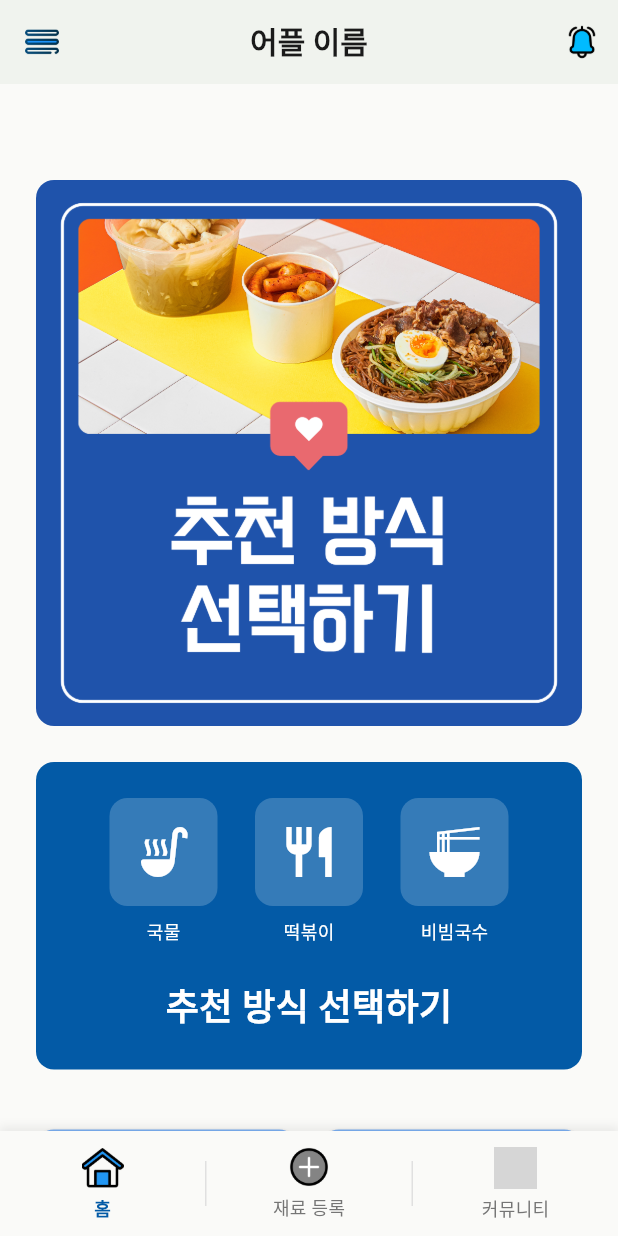
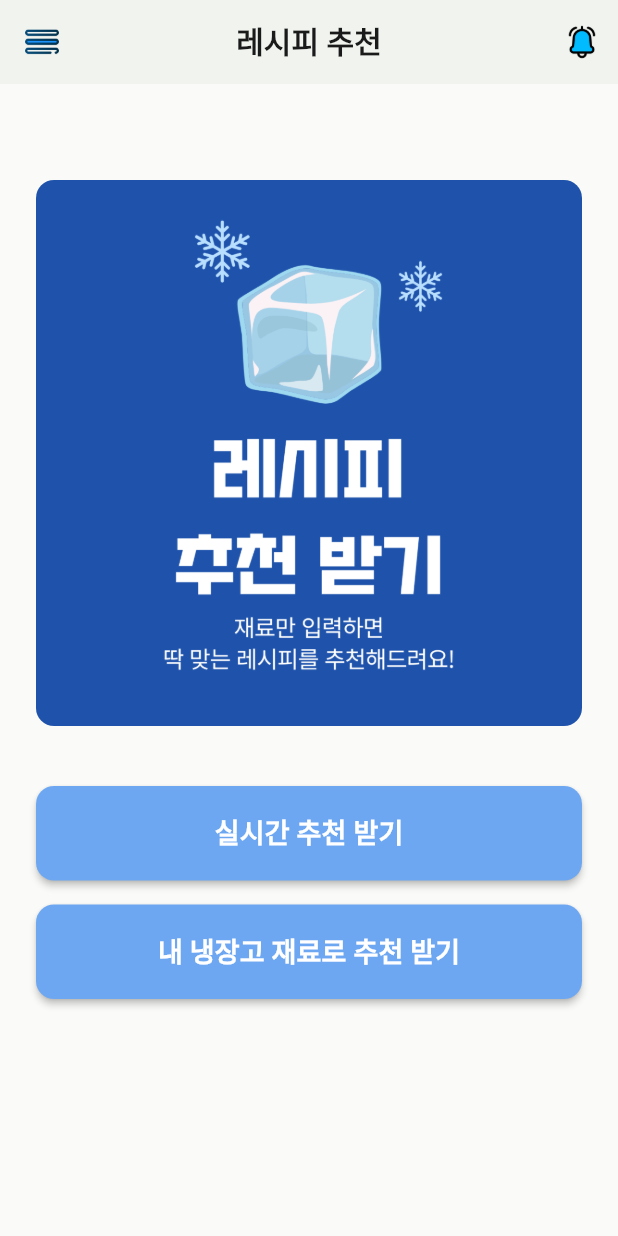
Before and after one commit to harford-stack/flutter_team_project, a Flutter app: the screen it shows after launch, scrolled down 67 dp, after a tap on "레시피 추천 받기", on a phone screen of 412 x 824 dp. Run offline on Flutter 3.47's test engine with Material 3 defaults, Android fonts, the phone set to English and light mode, and no system bars; our stand-ins replace cloud_firestore, firebase_auth, firebase_core, firebase_storage, flutter_dotenv, flutter_speed_dial and 4 more; missing offline and left inert: shake; accounts and stored records are empty; generated files the repository leaves out were written again; grey boxes are pictures that could not be loaded.

Commit message:
지훈 12.31 중간 커밋 2차

```diff
--- a/lib/auth/home_screen.dart
+++ b/lib/auth/home_screen.dart
@@ -10,8 +10,9 @@ import '../community/screens/community_list_screen.dart';
 // import '../community/widgets/community_list_widget.dart';
 import 'auth_provider.dart';
 import 'login_screen.dart';
-import 'recipe_recommend_screen.dart';
+import 'recipe_option_screen.dart';
 import '../notifications/notification_screen.dart';
+import '../ingredients/user_ingredient_regist.dart';
 
 class HomeScreen extends StatefulWidget {
   final int initialIndex;
@@ -83,6 +84,8 @@ class _HomeScreenState extends State<HomeScreen> {
   }
 
   Widget _buildHomeContent() {
+    final authProvider = Provider.of<AuthProvider>(context);
+
     return SingleChildScrollView(
       padding: const EdgeInsets.all(24.0),
       child: Column(
@@ -147,7 +150,7 @@ class _HomeScreenState extends State<HomeScreen> {
             onPressed: () {
               Navigator.of(context).push(
                 MaterialPageRoute(
-                  builder: (context) => const RecipeRecommendScreen(),
+                  builder: (context) => const RecipeOptionScreen(),
                 ),
               );
             },
@@ -168,6 +171,34 @@ class _HomeScreenState extends State<HomeScreen> {
               ),
             ),
           ),
+          // "내 재료 보러 가기" 버튼 (로그인 상태일 때만 표시)
+          if (authProvider.isAuthenticated) ...[
+            const SizedBox(height: 16),
+            OutlinedButton(
+              onPressed: () {
+                Navigator.of(context).push(
+                  MaterialPageRoute(
+                    builder: (context) => const UserIngredientRegist(),
+                  ),
+                );
+              },
+              style: OutlinedButton.styleFrom(
+                padding: const EdgeInsets.symmetric(vertical: 18),
+                side: BorderSide(color: AppColors.secondaryColor, width: 2),
+                shape: RoundedRectangleBorder(
+                  borderRadius: BorderRadius.circular(12),
+                ),
+              ),
+              child: const Text(
+                '내 재료 보러 가기',
+                style: TextStyle(
+                  fontSize: 18,
+                  fontWeight: FontWeight.bold,
+                  color: AppColors.secondaryColor,
+                ),
+              ),
+            ),
+          ],
         ],
       ),
     );
--- /dev/null
+++ b/lib/auth/recipe_option_screen.dart
@@ -0,0 +1,95 @@
+import 'package:flutter/material.dart';
+import '../common/app_colors.dart';
+import '../common/custom_appbar.dart';
+import '../common/custom_drawer.dart';
+import 'recipe_recommend_screen.dart';
+
+/// 레시피 추천 옵션 선택 화면
+class RecipeOptionScreen extends StatelessWidget {
+  const RecipeOptionScreen({super.key});
+
+  @override
+  Widget build(BuildContext context) {
+    return Scaffold(
+      appBar: const CustomAppBar(
+        appName: '레시피 추천',
+      ),
+      drawer: const CustomDrawer(),
+      backgroundColor: AppColors.backgroundColor,
+      body: SafeArea(
+        child: SingleChildScrollView(
+          padding: const EdgeInsets.all(24.0),
+          child: Column(
+            crossAxisAlignment: CrossAxisAlignment.stretch,
+            children: [
+              const SizedBox(height: 40),
+              // 추천 이미지
+              ClipRRect(
+                borderRadius: BorderRadius.circular(12),
+                child: Image.asset(
+                  'assets/icon_recommendImage.png',
+                  fit: BoxFit.contain,
+                ),
+              ),
+              const SizedBox(height: 40),
+              // "실시간 추천 받기" 버튼
+              ElevatedButton(
+                onPressed: () {
+                  Navigator.of(context).push(
+                    MaterialPageRoute(
+                      builder: (context) => const RecipeRecommendScreen(),
+                    ),
+                  );
+                },
+                style: ElevatedButton.styleFrom(
+                  backgroundColor: AppColors.secondaryColor,
+                  padding: const EdgeInsets.symmetric(vertical: 18),
+                  shape: RoundedRectangleBorder(
+                    borderRadius: BorderRadius.circular(12),
+                  ),
+                  elevation: 2,
+                ),
+                child: const Text(
+                  '실시간 추천 받기',
+                  style: TextStyle(
+                    fontSize: 18,
+                    fontWeight: FontWeight.bold,
+                    color: AppColors.textWhite,
+                  ),
+                ),
+              ),
+              const SizedBox(height: 16),
+              // "내 냉장고 재료로 추천 받기" 버튼
+              ElevatedButton(
+                onPressed: () {
+                  ScaffoldMessenger.of(context).showSnackBar(
+                    const SnackBar(
+                      content: Text('내 냉장고 재료로 추천 받기 기능은 구현 중입니다'),
+                      backgroundColor: Colors.orange,
+                    ),
+                  );
+                },
+                style: ElevatedButton.styleFrom(
+                  backgroundColor: AppColors.secondaryColor,
+                  padding: const EdgeInsets.symmetric(vertical: 18),
+                  shape: RoundedRectangleBorder(
+                    borderRadius: BorderRadius.circular(12),
+                  ),
+                  elevation: 2,
+                ),
+                child: const Text(
+                  '내 냉장고 재료로 추천 받기',
+                  style: TextStyle(
+                    fontSize: 18,
+                    fontWeight: FontWeight.bold,
+                    color: AppColors.textWhite,
+                  ),
+                ),
+              ),
+            ],
+          ),
+        ),
+      ),
+    );
+  }
+}
```
Also changed, not shown: lib/common/custom_drawer.dart (+36 -0 lines).
